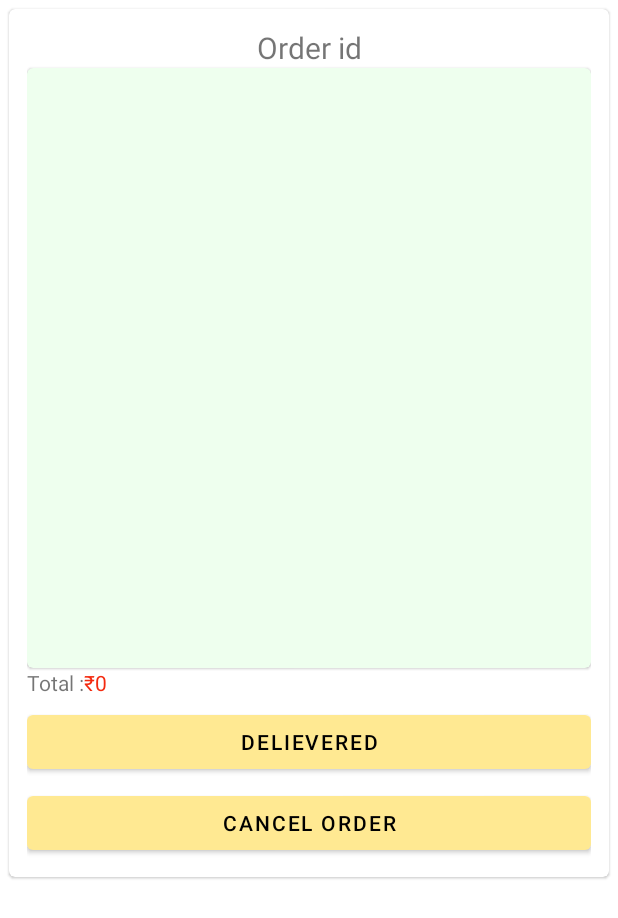
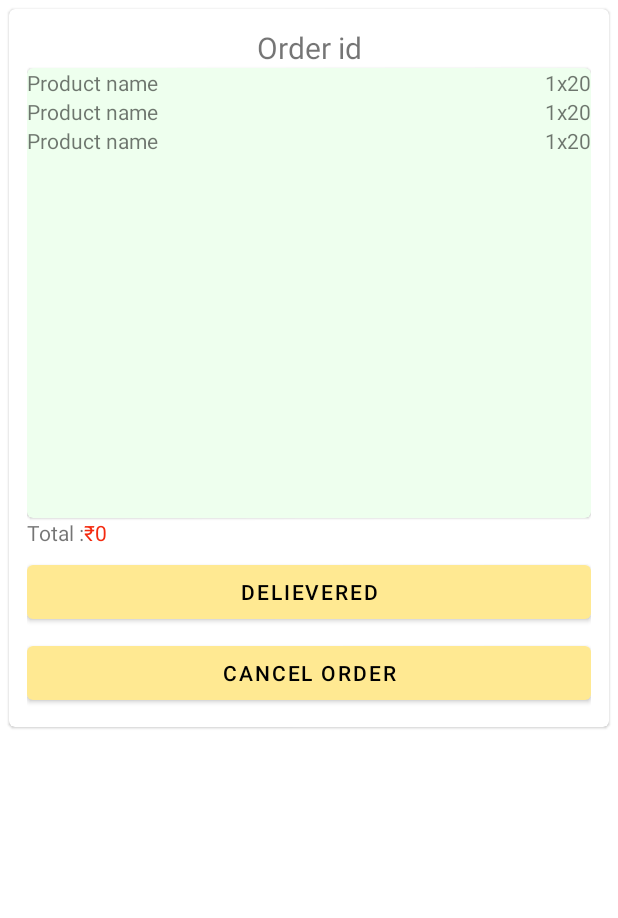
Before and after one commit to Vaishnav-Kanhirathingal/EC-GeoOwner, an Android app: the layout promt_order_details.xml on its own in the app's theme, with its tools: preview values and no code run, on a phone screen of 412 x 824 dp. Shown: the top 918 px of the screen. Run offline under Robolectric (Android 15) with nearby library versions, the phone set to English and light mode, and no system bars; Roboto replaces fonts that are not available here.

Commit message:
Emergency commit

```diff
--- a/app/src/main/res/layout/card_order_item.xml
+++ b/app/src/main/res/layout/card_order_item.xml
@@ -1,7 +1,21 @@
 <?xml version="1.0" encoding="utf-8"?>
-<com.google.android.material.card.MaterialCardView xmlns:android="http://schemas.android.com/apk/res/android"
+<LinearLayout xmlns:android="http://schemas.android.com/apk/res/android"
     android:layout_width="match_parent"
     android:layout_height="wrap_content"
-    android:backgroundTint="@color/lightRed">
+    xmlns:tools="http://schemas.android.com/tools"
+    android:backgroundTint="@color/lightRed"
+    android:orientation="horizontal">
+    <TextView
+        android:layout_width="0dp"
+        android:layout_height="wrap_content"
+        android:layout_weight="1"
+        android:id="@+id/item_name_txt"
+        tools:text="@string/product_name"/>
+    <TextView
+        android:layout_width="wrap_content"
+        android:layout_height="wrap_content"
+        android:id="@+id/quant_price"
+        tools:text="1x20"/>
 
-</com.google.android.material.card.MaterialCardView>
+
+</LinearLayout>
--- a/app/src/main/res/layout/promt_order_details.xml
+++ b/app/src/main/res/layout/promt_order_details.xml
@@ -2,6 +2,7 @@
 <com.google.android.material.card.MaterialCardView xmlns:android="http://schemas.android.com/apk/res/android"
     android:layout_width="match_parent"
     android:layout_height="wrap_content"
+    xmlns:tools="http://schemas.android.com/tools"
     android:layout_margin="6dp">
     <LinearLayout
         android:layout_width="match_parent"
@@ -20,12 +21,13 @@
             android:textAlignment="center"/>
         <com.google.android.material.card.MaterialCardView
             android:layout_width="match_parent"
-            android:layout_height="400dp"
+            android:layout_height="300dp"
             android:backgroundTint="@color/lightGreen">
             <androidx.recyclerview.widget.RecyclerView
                 android:layout_width="match_parent"
                 android:layout_height="match_parent"
-                android:orientation="vertical">
+                android:orientation="vertical"
+                tools:listitem="@layout/card_order_item">
 
             </androidx.recyclerview.widget.RecyclerView>
         </com.google.android.material.card.MaterialCardView>
```
